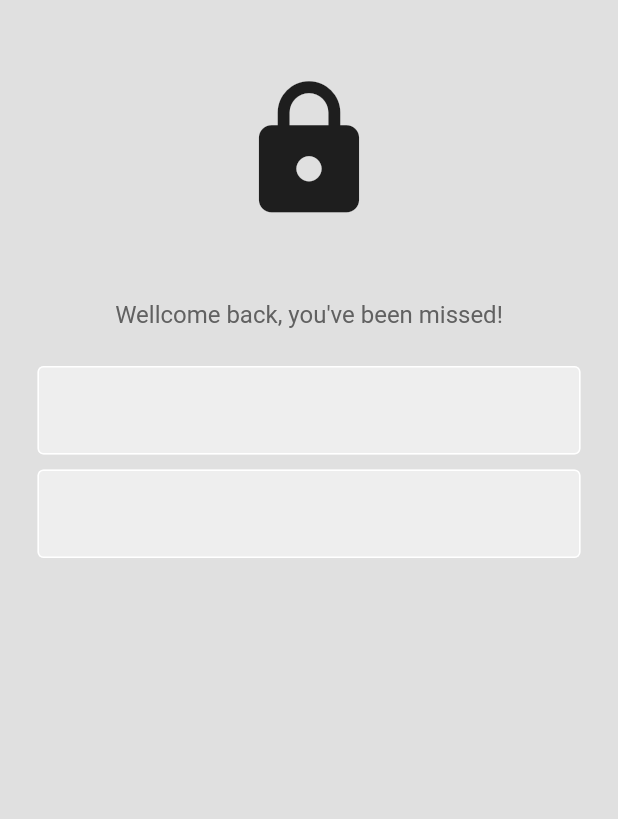
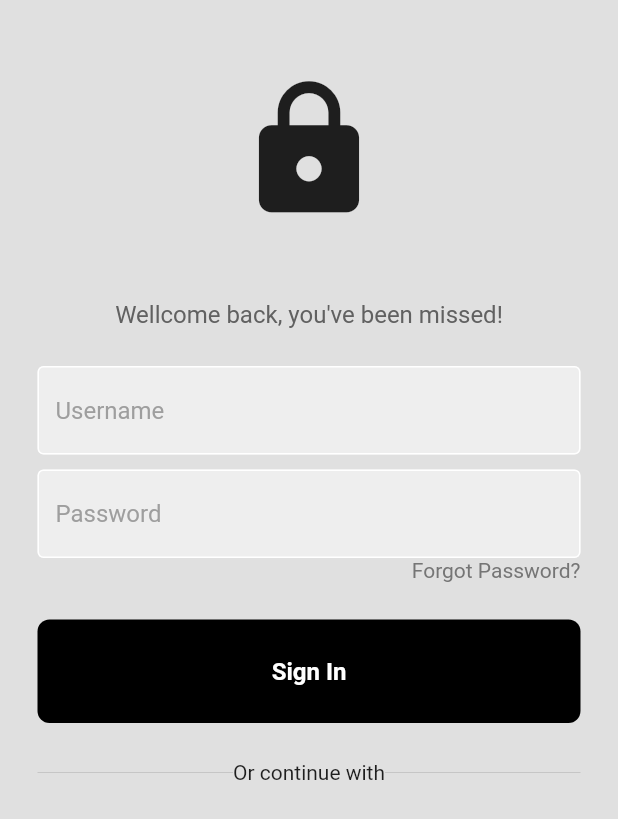
Before and after one commit to muhammetsav/flutter-login-ui, a Flutter app: the screen it shows after launch, on a phone screen of 412 x 824 dp. Shown: the top 819 px of the screen. Run offline on Flutter 3.47's test engine with Material 2 defaults, Android fonts, the phone set to English and light mode, and no system bars.

Commit message:
textfield edited, sign in button added

```diff
--- /dev/null
+++ b/lib/components/my_button.dart
@@ -0,0 +1,34 @@
+import 'dart:ui';
+
+import 'package:flutter/material.dart';
+
+class MyButton extends StatelessWidget {
+  final Function()? onTap;
+
+  const MyButton({super.key, required this.onTap});
+
+  @override
+  Widget build(BuildContext context) {
+    return GestureDetector(
+      onTap: onTap,
+      child: Container(
+        padding: const EdgeInsets.all(25),
+        margin: const EdgeInsets.symmetric(horizontal: 25),
+        decoration: BoxDecoration(
+          color: Colors.black,
+          borderRadius: BorderRadius.circular(8),
+        ),
+        child: const Center(
+          child: Text(
+            'Sign In',
+            style: TextStyle(
+              color: Colors.white,
+              fontWeight: FontWeight.bold,
+              fontSize: 16,
+            ),
+          ),
+        ),
+      ),
+    );
+  }
+}
--- a/lib/components/my_textfield.dart
+++ b/lib/components/my_textfield.dart
@@ -1,13 +1,24 @@
 import 'package:flutter/material.dart';
 
 class MyTextField extends StatelessWidget {
-  const MyTextField({super.key});
+  final controller;
+  final String hintText;
+  final bool obscureText;
+
+  const MyTextField({
+    super.key,
+    required this.controller,
+    required this.hintText,
+    required this.obscureText,
+  });
 
   @override
   Widget build(BuildContext context) {
     return Padding(
       padding: const EdgeInsets.symmetric(horizontal: 25.0),
       child: TextField(
+        controller: controller,
+        obscureText: obscureText,
         decoration: InputDecoration(
             enabledBorder: const OutlineInputBorder(
               borderSide: BorderSide(color: Colors.white),
@@ -17,7 +28,8 @@ class MyTextField extends StatelessWidget {
             ),
             fillColor: Colors.grey.shade200,
             filled: true,
-        ),
+            hintText: hintText,
+            hintStyle: TextStyle(color: Colors.grey[500])),
       ),
     );
   }
--- a/lib/pages/login_page.dart
+++ b/lib/pages/login_page.dart
@@ -1,8 +1,16 @@
 import 'package:flutter/material.dart';
+import 'package:flutter_login_ui/components/my_button.dart';
 import 'package:flutter_login_ui/components/my_textfield.dart';
 
 class LoginPage extends StatelessWidget {
-  const LoginPage({super.key});
+  LoginPage({super.key});
+
+  //text editing controllers
+  final usernameController = TextEditingController();
+  final passwordController = TextEditingController();
+
+  //sign user in method
+  void signUserIn() {}
 
   @override
   Widget build(BuildContext context) {
@@ -26,18 +34,65 @@ class LoginPage extends StatelessWidget {
 
             // username textfield
 
-            const MyTextField(),
+            MyTextField(
+              controller: usernameController,
+              hintText: 'Username',
+              obscureText: false,
+            ),
             const SizedBox(height: 10),
 
             // password textfield
 
-            const MyTextField(),
+            MyTextField(
+              controller: passwordController,
+              hintText: 'Password',
+              obscureText: true,
+            ),
 
             // forgot password?
+            Padding(
+              padding: const EdgeInsets.symmetric(horizontal: 25.0),
+              child: Row(
+                mainAxisAlignment: MainAxisAlignment.end,
+                children: [
+                  Text(
+                    'Forgot Password?',
+                    style: TextStyle(color: Colors.grey[600]),
+                  ),
+                ],
+              ),
+            ),
+
+            const SizedBox(height: 25),
 
             // sign in button
+            MyButton(
+              onTap: signUserIn,
+            ),
+
+            const SizedBox(height: 25),
 
             // or continue with
+            Padding(
+              padding: const EdgeInsets.symmetric(horizontal: 25),
+              child: Row(
+                children: [
+                  Expanded(
+                    child: Divider(
+                      thickness: 0.5,
+                      color: Colors.grey[400],
+                    ),
+                  ),
+                  Text('Or continue with'),
+                  Expanded(
+                    child: Divider(
+                      thickness: 0.5,
+                      color: Colors.grey[400],
+                    ),
+                  ),
+                ],
+              ),
+            ),
 
             // google + apple sign in buttons
 
```
Lines whose indentation alone changed are shown as unchanged.
